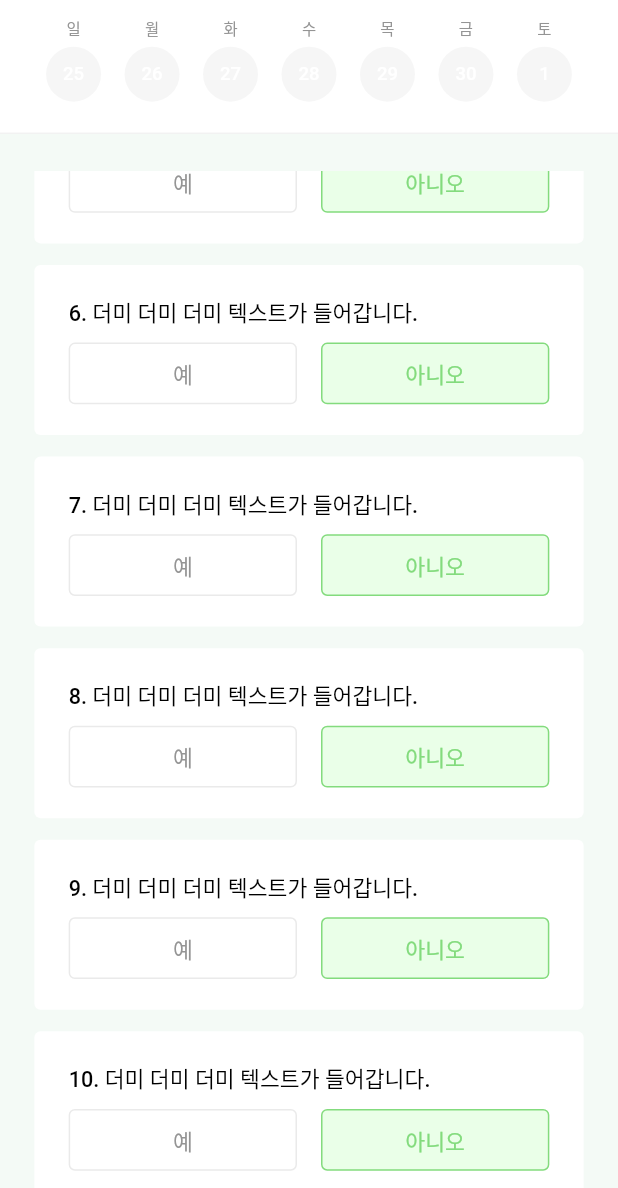
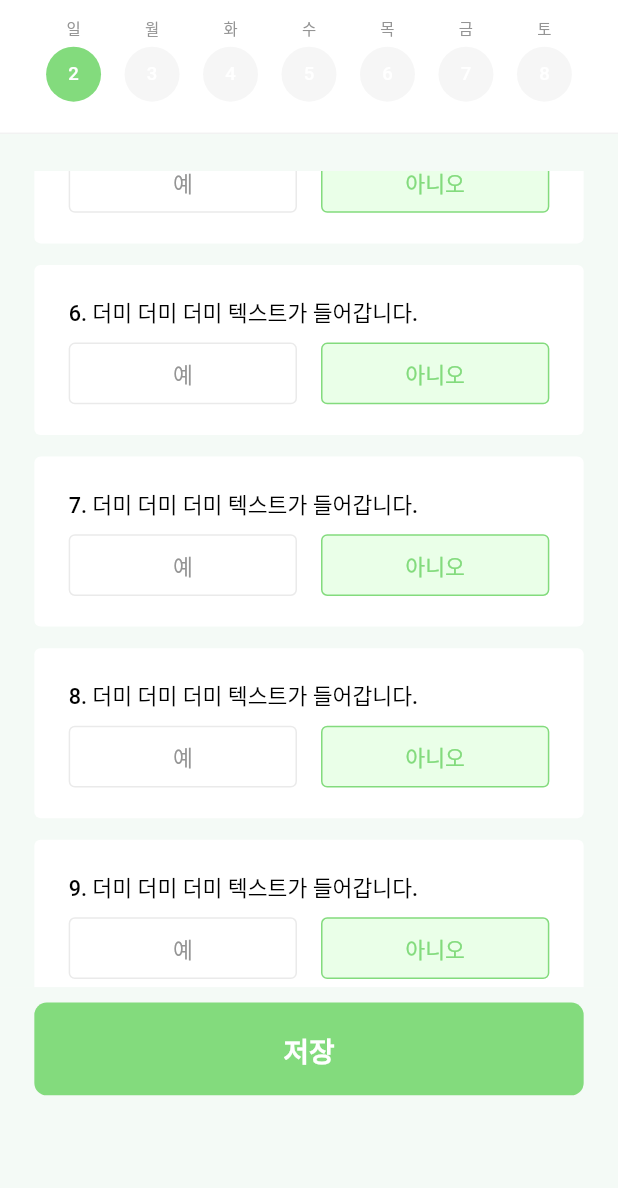
Before and after one commit to ZeroWastePortenday/green_life_app, a Flutter app: the RegisterView screen opened by its route, scrolled down 576 dp, on a phone screen of 412 x 824 dp, the part 48-1236 px from its top. Run offline on Flutter 3.47's test engine with Material 2 defaults, Android fonts, the phone set to English and light mode, and no system bars; our stand-ins replace cloud_functions, equatable, firebase_auth, firebase_core, firebase_crashlytics, flutter_dotenv and 8 more; missing offline and left inert: flutter_naver_login, kakao_flutter_sdk_user; accounts and stored records are empty; Roboto replaces fonts that are missing (Pretendard); project files that could hold a hidden picture were left out.

Commit message:
feat: 등록화면 저장 버튼 디자인 수정, 날짜 표시 오류 수정

```diff
--- a/lib/main.dart
+++ b/lib/main.dart
@@ -9,7 +9,6 @@ import 'package:green_life_app/routes.dart';
 
 Future<void> main() async {
   await initSettings();
-  debugRepaintRainbowEnabled = true;
   runApp(
     ProviderScope(
       child: ScreenUtilInit(
--- a/lib/ui/view/register_view.dart
+++ b/lib/ui/view/register_view.dart
@@ -55,8 +55,7 @@ class RegisterViewState extends ConsumerState<RegisterView> {
       '10. 더미 더미 더미 텍스트가 들어갑니다.',
     ];
 
-    return RepaintBoundary(
-      child: Scaffold(
+    return Scaffold(
       backgroundColor: Colors.white,
       body: SafeArea(
         bottom: false,
@@ -66,8 +65,7 @@ class RegisterViewState extends ConsumerState<RegisterView> {
             ColoredBox(
               color: Colors.white,
               child: Padding(
-                  padding:
-                      EdgeInsets.only(left: 20.w, right: 20.w, bottom: 20.h),
+                padding: EdgeInsets.only(left: 20.w, right: 20.w, bottom: 20.h),
                 child: Row(
                   mainAxisAlignment: MainAxisAlignment.spaceAround,
                   children: widgetList,
@@ -79,27 +77,14 @@ class RegisterViewState extends ConsumerState<RegisterView> {
           ],
         ),
       ),
-      ),
-    );
-  }
-
-  Expanded ListBody(List<String> questionList) {
-    return Expanded(
-      child: Stack(
-        alignment: Alignment.topCenter,
-        children: [
-          ColoredBox(
+      bottomSheet: ColoredBox(
         color: ColorName.registerBackground,
         child: Padding(
-              padding: EdgeInsets.only(top: 24.h, left: 20.w, right: 20.w),
-              child: ListView.builder(
-                itemCount: 10 + 1,
-                itemBuilder: (ctx, i) {
-                  if (i == 10) {
-                    return Padding(
           padding: EdgeInsets.only(
-                        top: 20.h,
             bottom: 60.h,
+            left: 20.w,
+            right: 20.w,
+            top: 10.h,
           ),
           child: GestureDetector(
             onTap: () {
@@ -127,12 +112,31 @@ class RegisterViewState extends ConsumerState<RegisterView> {
               ),
             ),
           ),
+        ),
+      ),
     );
   }
+
+  Expanded ListBody(List<String> questionList) {
+    return Expanded(
+      child: Stack(
+        alignment: Alignment.topCenter,
+        children: [
+          ColoredBox(
+            color: ColorName.registerBackground,
+            child: Padding(
+              padding: EdgeInsets.only(top: 24.h, left: 20.w, right: 20.w),
+              child: ListView.builder(
+                itemCount: questionList.length,
+                itemBuilder: (ctx, i) {
                   return Column(
                     children: [
                       CheckListItem(questionList, i),
                       SizedBox(height: 14.h),
+                      if (i == questionList.length - 1)
+                        SizedBox(height: 120.h)
+                      else
+                        const SizedBox.shrink(),
                     ],
                   );
                 },
--- a/lib/utils/date_utils.dart
+++ b/lib/utils/date_utils.dart
@@ -3,9 +3,10 @@ import 'package:green_life_app/utils/logger.dart';
 
 List<DateTime> getThisWeekDateList({DateTime? selectedTime}) {
   final today = selectedTime ?? DateTime.now();
-  final firstDayOfWeek = today.subtract(Duration(days: today.weekday));
+  final weekday = today.weekday == 7 ? 0 : today.weekday;
+  final firstDayOfWeek = today.subtract(Duration(days: weekday));
   final lastDayOfWeek =
-      today.add(Duration(days: DateTime.daysPerWeek - today.weekday));
+      today.add(Duration(days: DateTime.daysPerWeek - weekday));
   return List.generate(
     lastDayOfWeek.difference(firstDayOfWeek).inDays,
     (index) => firstDayOfWeek.add(Duration(days: index)),
```
Also changed, not shown: 1 other file. Lines whose indentation alone changed are shown as unchanged.
